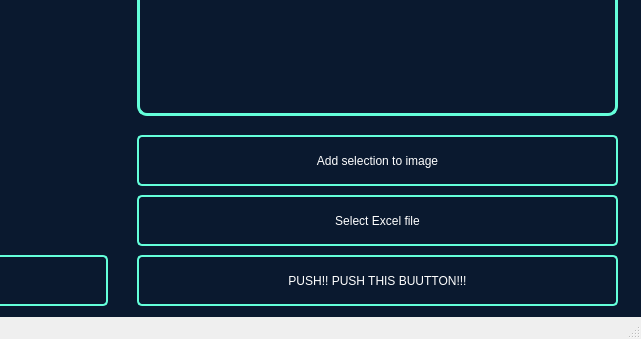
Above: Uncompiled.ui from CyberBro9/aobp before the change; both pictures show x 773 to 1414 and y 315 to 654 of the 1414 by 654 pixel window. Below: the same form after it.
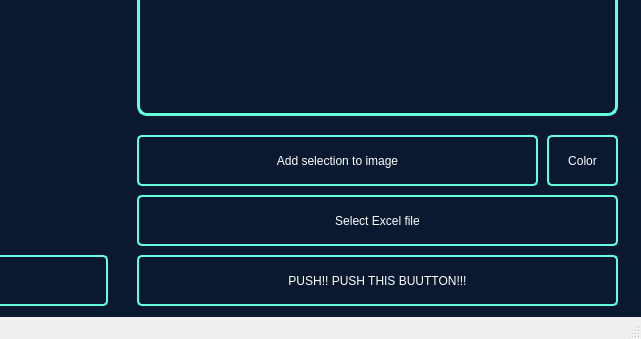
That is the form after the change.

Commit message: Add not working color selection button

The edit to the form file:
```diff
--- a/Uncompiled.ui
+++ b/Uncompiled.ui
@@ -60,7 +60,7 @@
      <rect>
       <x>910</x>
       <y>450</y>
-      <width>481</width>
+      <width>401</width>
       <height>51</height>
      </rect>
     </property>
@@ -205,6 +205,22 @@
      <string>&lt;html&gt;&lt;head/&gt;&lt;body&gt;&lt;p&gt;&lt;span style=&quot; color:#000000;&quot;&gt;Я ненавижу это говно&lt;/span&gt;&lt;/p&gt;&lt;/body&gt;&lt;/html&gt;</string>
     </property>
    </widget>
+   <widget class="QPushButton" name="selectColor">
+    <property name="geometry">
+     <rect>
+      <x>1320</x>
+      <y>450</y>
+      <width>71</width>
+      <height>51</height>
+     </rect>
+    </property>
+    <property name="locale">
+     <locale language="English" country="UnitedStates"/>
+    </property>
+    <property name="text">
+     <string>Color</string>
+    </property>
+   </widget>
   </widget>
   <widget class="QStatusBar" name="statusbar">
    <property name="enabled">
```
The commit also changes 1 other file.
